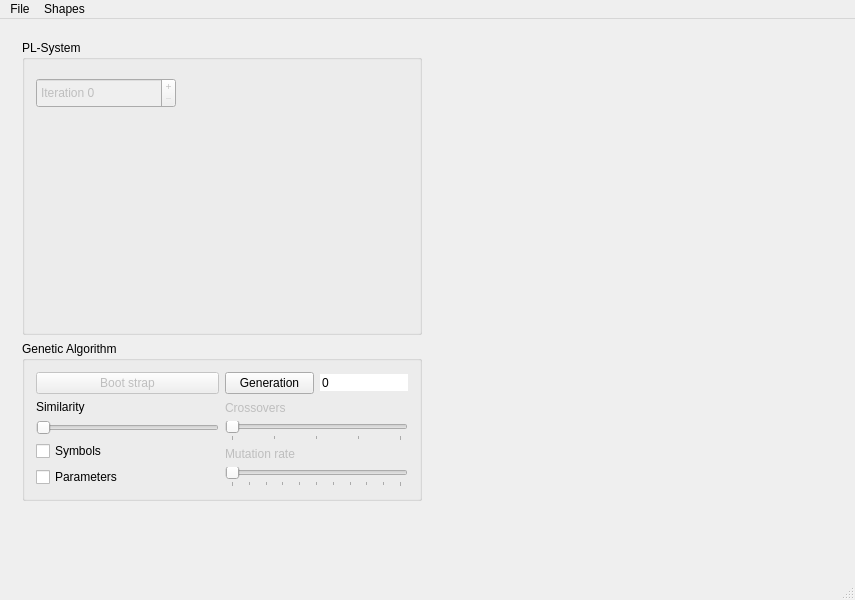
This is mainwindow.ui in caro3801/plsys as Qt 5 draws it before an edit. The edited form follows.
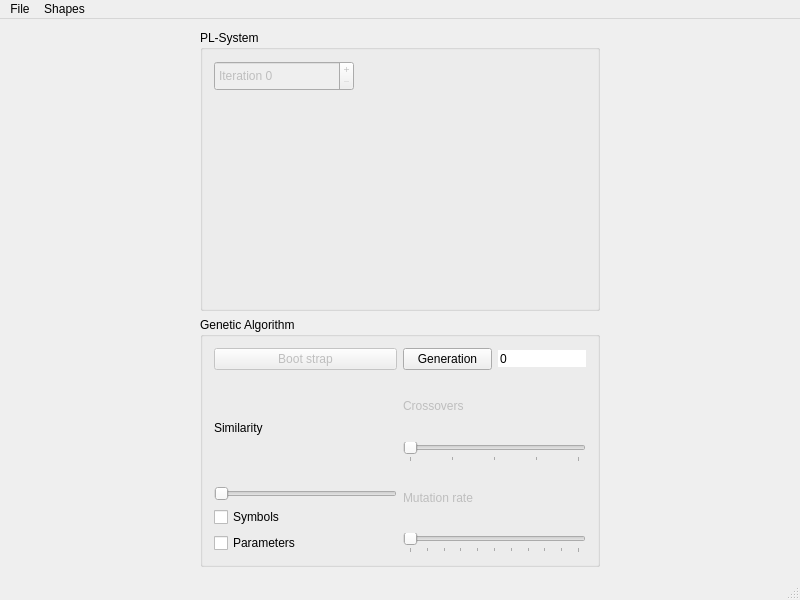
This is the edited form. Custom widgets are drawn as their Qt base class.

Commit message: fenetre ok

```diff
--- a/mainwindow.ui
+++ b/mainwindow.ui
@@ -9,7 +9,7 @@
    <rect>
     <x>0</x>
     <y>0</y>
-    <width>855</width>
+    <width>800</width>
     <height>600</height>
    </rect>
   </property>
@@ -38,50 +38,33 @@
    <enum>Qt::ToolButtonIconOnly</enum>
   </property>
   <widget class="QWidget" name="centralWidget">
-   <widget class="QWidget" name="">
-    <property name="geometry">
-     <rect>
-      <x>11</x>
-      <y>10</y>
-      <width>841</width>
-      <height>483</height>
-     </rect>
-    </property>
-    <layout class="QGridLayout" name="gridLayout">
-     <property name="sizeConstraint">
-      <enum>QLayout::SetMinAndMaxSize</enum>
-     </property>
-     <item row="0" column="0">
-      <layout class="QVBoxLayout" name="verticalLayout_7">
-       <property name="sizeConstraint">
-        <enum>QLayout::SetMinAndMaxSize</enum>
-       </property>
+   <layout class="QHBoxLayout" name="horizontalLayout_3">
+    <item>
+     <layout class="QVBoxLayout" name="verticalLayout_11">
        <item>
         <widget class="QGroupBox" name="groupBoxPLSys">
          <property name="sizePolicy">
-          <sizepolicy hsizetype="Fixed" vsizetype="Maximum">
+         <sizepolicy hsizetype="Fixed" vsizetype="Expanding">
            <horstretch>0</horstretch>
            <verstretch>0</verstretch>
           </sizepolicy>
          </property>
          <property name="minimumSize">
           <size>
-           <width>400</width>
+          <width>300</width>
            <height>100</height>
           </size>
          </property>
          <property name="maximumSize">
           <size>
-           <width>500</width>
-           <height>500</height>
+          <width>400</width>
+          <height>10000</height>
           </size>
          </property>
          <property name="title">
           <string>PL-System</string>
          </property>
-         <layout class="QVBoxLayout" name="verticalLayout_10">
-          <item>
-           <layout class="QVBoxLayout" name="verticalLayout_5">
+        <layout class="QVBoxLayout" name="verticalLayout_3">
             <item>
              <widget class="QSpinBox" name="spinBoxIteration">
               <property name="enabled">
@@ -120,9 +103,11 @@
              </widget>
             </item>
             <item>
+          <layout class="QVBoxLayout" name="verticalLayout_2">
+           <item>
              <widget class="GLWidget" name="widgetPLSys" native="true">
               <property name="sizePolicy">
-               <sizepolicy hsizetype="Maximum" vsizetype="Maximum">
+              <sizepolicy hsizetype="Expanding" vsizetype="Expanding">
                 <horstretch>0</horstretch>
                 <verstretch>0</verstretch>
                </sizepolicy>
@@ -133,6 +118,12 @@
                 <height>200</height>
                </size>
               </property>
+             <property name="maximumSize">
+              <size>
+               <width>300</width>
+               <height>300</height>
+              </size>
+             </property>
              </widget>
             </item>
            </layout>
@@ -146,7 +137,7 @@
           <bool>true</bool>
          </property>
          <property name="sizePolicy">
-          <sizepolicy hsizetype="Fixed" vsizetype="Fixed">
+         <sizepolicy hsizetype="Fixed" vsizetype="MinimumExpanding">
            <horstretch>0</horstretch>
            <verstretch>0</verstretch>
           </sizepolicy>
@@ -157,14 +148,18 @@
            <height>0</height>
           </size>
          </property>
+        <property name="maximumSize">
+         <size>
+          <width>400</width>
+          <height>16777215</height>
+         </size>
+        </property>
          <property name="title">
           <string>Genetic Algorithm</string>
          </property>
-         <layout class="QVBoxLayout" name="verticalLayout_9">
+        <layout class="QHBoxLayout" name="horizontalLayout_2">
           <item>
-           <layout class="QHBoxLayout" name="horizontalLayout_4">
-            <item>
-             <layout class="QVBoxLayout" name="verticalLayout_6">
+          <layout class="QVBoxLayout" name="verticalLayout_10">
               <item>
                <widget class="QPushButton" name="pushButtonSeedAG">
                 <property name="enabled">
@@ -176,6 +171,8 @@
                </widget>
               </item>
               <item>
+            <layout class="QVBoxLayout" name="verticalLayout_7">
+             <item>
                <widget class="QLabel" name="label">
                 <property name="text">
                  <string>Similarity</string>
@@ -189,6 +186,10 @@
                 </property>
                </widget>
               </item>
+            </layout>
+           </item>
+           <item>
+            <layout class="QVBoxLayout" name="verticalLayout_9">
               <item>
                <widget class="QCheckBox" name="checkBox">
                 <property name="text">
@@ -205,8 +206,10 @@
               </item>
              </layout>
             </item>
+          </layout>
+         </item>
             <item>
-             <layout class="QVBoxLayout" name="verticalLayout_3">
+          <layout class="QVBoxLayout" name="verticalLayout_6">
               <item>
                <layout class="QHBoxLayout" name="horizontalLayout">
                 <item>
@@ -268,7 +271,7 @@
                </layout>
               </item>
               <item>
-               <layout class="QVBoxLayout" name="verticalLayout_2">
+            <layout class="QVBoxLayout" name="verticalLayout_5">
                 <item>
                  <widget class="QLabel" name="labelMutRate">
                   <property name="enabled">
@@ -303,39 +306,26 @@
              </layout>
             </item>
            </layout>
-          </item>
-         </layout>
-         <zorder></zorder>
-         <zorder></zorder>
-         <zorder>pushButtonEvolveAG</zorder>
-         <zorder>spinBoxGeneration</zorder>
          <zorder></zorder>
         </widget>
        </item>
       </layout>
      </item>
-     <item row="0" column="1">
-      <layout class="QVBoxLayout" name="verticalLayout">
        <item>
         <layout class="QGridLayout" name="gridLayoutCells">
          <property name="sizeConstraint">
-          <enum>QLayout::SetMaximumSize</enum>
+       <enum>QLayout::SetDefaultConstraint</enum>
          </property>
         </layout>
        </item>
       </layout>
-     </item>
-    </layout>
-   </widget>
-   <zorder></zorder>
-   <zorder></zorder>
   </widget>
   <widget class="QMenuBar" name="menuBar">
    <property name="geometry">
     <rect>
      <x>0</x>
      <y>0</y>
-     <width>855</width>
+     <width>800</width>
      <height>25</height>
     </rect>
    </property>
```
Lines whose indentation alone changed are shown as unchanged.
